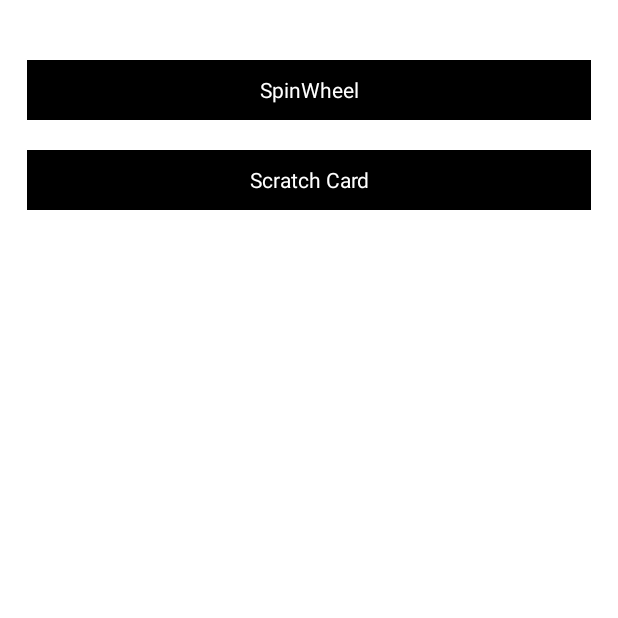
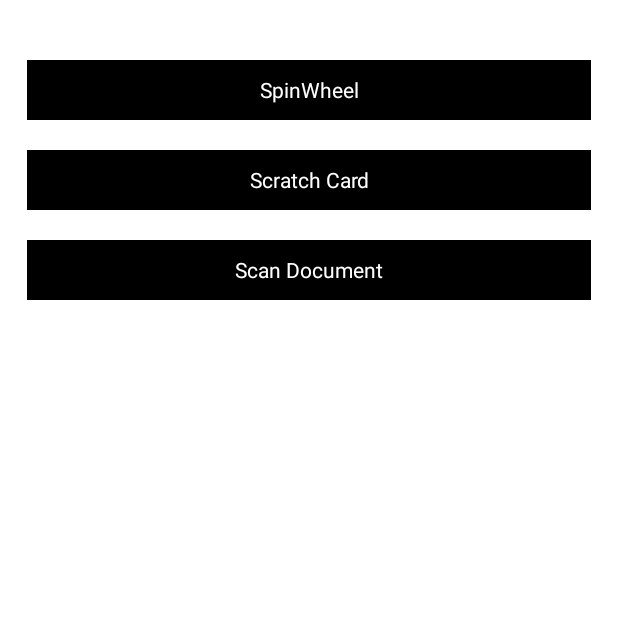
Before and after one commit to rajkumu12/Scrach_wheelSpin_gaminConcept, an Android app: the screen it shows after launch (CommonActivity), on a phone screen of 412 x 824 dp, the top half of it. Run offline under Robolectric (Android 15) with nearby library versions, the phone set to English and light mode, and no system bars; libraries missing offline, so code that uses them is left out: com.zynksoftware.documentscanner; 5 statements that could not run were skipped.

Commit message:
Second Commit

```diff
--- a/app/build.gradle.kts
+++ b/app/build.gradle.kts
@@ -45,6 +45,7 @@ dependencies {
     implementation ("com.github.AnupKumarPanwar:ScratchView:1.3")
     implementation ("com.airbnb.android:lottie:3.4.0")
     testImplementation("junit:junit:4.13.2")
+    implementation ("com.github.zynkware:Document-Scanning-Android-SDK:1.1.1")
     androidTestImplementation("androidx.test.ext:junit:1.1.5")
     androidTestImplementation("androidx.test.espresso:espresso-core:3.5.1")
 }
--- a/app/src/main/java/com/example/scrachcard/CommonActivity.kt
+++ b/app/src/main/java/com/example/scrachcard/CommonActivity.kt
@@ -9,13 +9,15 @@ import android.widget.TextView
 class CommonActivity : AppCompatActivity() {
     lateinit var tv_wheel:TextView
     lateinit var tv_scratch:TextView
+    lateinit var tv_docScan:TextView
     @SuppressLint("MissingInflatedId")
     override fun onCreate(savedInstanceState: Bundle?) {
         super.onCreate(savedInstanceState)
         setContentView(R.layout.activity_common)
 
-        tv_wheel= findViewById<TextView>(R.id.spinwheel)
-        tv_scratch= findViewById<TextView>(R.id.scrachs)
+        tv_wheel= findViewById(R.id.spinwheel)
+        tv_scratch= findViewById(R.id.scrachs)
+        tv_docScan= findViewById(R.id.scdocScann)
 
 
 
@@ -25,5 +27,9 @@ class CommonActivity : AppCompatActivity() {
         tv_scratch.setOnClickListener {
             startActivity(Intent(this@CommonActivity,ScrachActivity::class.java))
         }
+
+        tv_docScan.setOnClickListener {
+            startActivity(Intent(this@CommonActivity,AppScanActivity::class.java))
+        }
     }
 }
--- /dev/null
+++ b/app/src/main/java/com/example/scrachcard/MyCustomApplication.kt
@@ -0,0 +1,16 @@
+package com.example.scrachcard
+
+import android.app.Application
+import android.graphics.Bitmap
+import com.zynksoftware.documentscanner.ui.DocumentScanner
+
+class MyCustomApplication : Application() {
+    override fun onCreate() {
+        super.onCreate()
+        val configuration = DocumentScanner.Configuration()
+        configuration.imageQuality = 100
+        configuration.imageSize = 1000000 // 1 MB
+        configuration.imageType = Bitmap.CompressFormat.JPEG
+        DocumentScanner.init(this, configuration) // or simply DocumentScanner.init(this)
+    }
+}
--- a/app/src/main/java/com/example/scrachcard/ScrachActivity.kt
+++ b/app/src/main/java/com/example/scrachcard/ScrachActivity.kt
@@ -16,8 +16,6 @@ class ScrachActivity : AppCompatActivity() {
     override fun onCreate(savedInstanceState: Bundle?) {
         super.onCreate(savedInstanceState)
         setContentView(R.layout.activity_scrach)
-
-
 
         dialog = Dialog(this)
         val scratchView = findViewById<ScratchView>(R.id.scratchView)
--- a/app/src/main/res/layout/activity_common.xml
+++ b/app/src/main/res/layout/activity_common.xml
@@ -28,5 +28,15 @@
         android:background="@color/black"
         android:layout_marginTop="20dp"
         android:layout_height="40dp"/>
+    <TextView
+        android:id="@+id/scdocScann"
+        android:layout_width="match_parent"
+        android:gravity="center"
+        android:text="Scan Document"
+        android:layout_marginHorizontal="18dp"
+        android:textColor="@color/white"
+        android:background="@color/black"
+        android:layout_marginTop="20dp"
+        android:layout_height="40dp"/>
 
 </LinearLayout>
```
Also changed, not shown: app/src/main/AndroidManifest.xml (+16 -8 lines), app/src/main/java/com/example/scrachcard/AppScanActivity.kt (added, +28 -0 lines), app/src/main/java/com/example/scrachcard/DocumentScanningActivity.kt (added, +11 -0 lines), app/src/main/res/layout/activity_app_scan.xml (added, +10 -0 lines), app/src/main/res/layout/activity_document_scanning.xml (added, +9 -0 lines).
